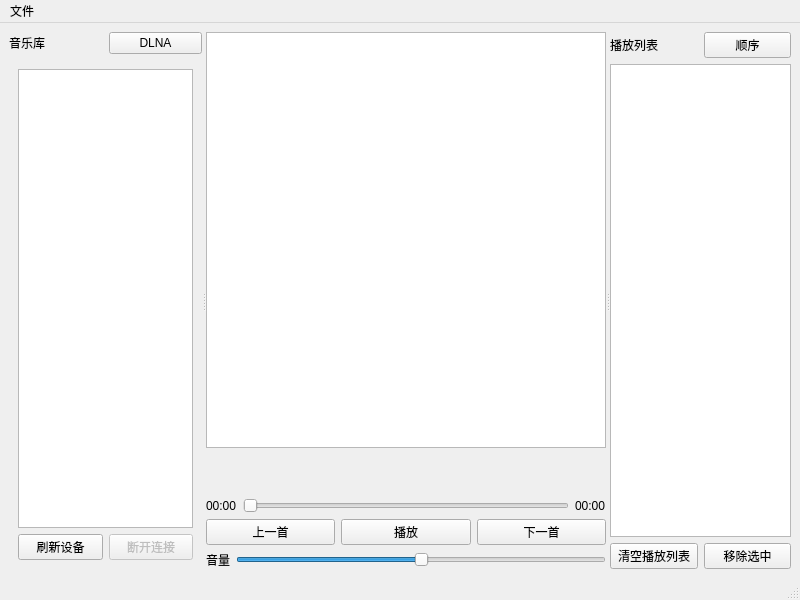
The window that src/ui/mainwindow.ui (hewenyu/YinYue) describes before a commit, drawn with Qt 5.
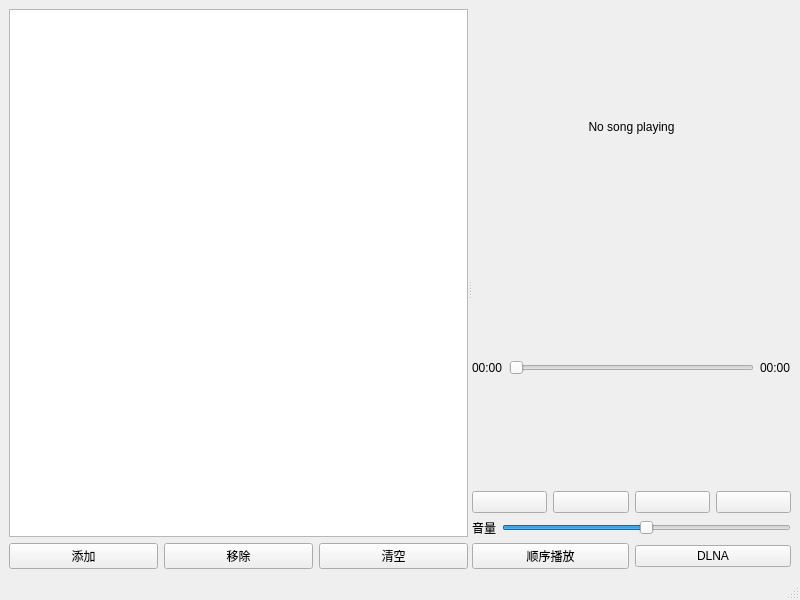
The same window after the commit. The open tabs and pages were chosen to show the change. Icons and pictures are not drawn.

Diff of the .ui file:
```diff
--- a/src/ui/mainwindow.ui
+++ b/src/ui/mainwindow.ui
@@ -21,107 +21,44 @@
        <enum>Qt::Horizontal</enum>
       </property>
       <widget class="QWidget" name="leftWidget" native="true">
-       <layout class="QVBoxLayout" name="verticalLayout">
-        <item>
-         <layout class="QHBoxLayout" name="libraryHeaderLayout">
-          <item>
-           <widget class="QLabel" name="libraryLabel">
-            <property name="text">
-             <string>音乐库</string>
-            </property>
-           </widget>
-          </item>
-          <item>
-           <widget class="QPushButton" name="dlnaButton">
-            <property name="text">
-             <string>DLNA</string>
-            </property>
-            <property name="checkable">
-             <bool>true</bool>
-            </property>
-           </widget>
-          </item>
-         </layout>
-        </item>
-        <item>
-         <widget class="QStackedWidget" name="libraryStack">
-          <property name="currentIndex">
-           <number>0</number>
-          </property>
-          <widget class="QWidget" name="localPage">
-           <layout class="QVBoxLayout" name="verticalLayout_4">
-            <item>
-             <widget class="QListWidget" name="libraryWidget"/>
-            </item>
-           </layout>
-          </widget>
-          <widget class="QWidget" name="dlnaPage">
-           <layout class="QVBoxLayout" name="verticalLayout_5">
-            <item>
-             <widget class="QListWidget" name="dlnaDeviceList"/>
-            </item>
-            <item>
-             <layout class="QHBoxLayout" name="dlnaButtonLayout">
-              <item>
-               <widget class="QPushButton" name="refreshDLNAButton">
-                <property name="text">
-                 <string>刷新设备</string>
-                </property>
-               </widget>
-              </item>
-              <item>
-               <widget class="QPushButton" name="disconnectDLNAButton">
-                <property name="text">
-                 <string>断开连接</string>
-                </property>
-                <property name="enabled">
-                 <bool>false</bool>
-                </property>
-               </widget>
-              </item>
-             </layout>
-            </item>
-           </layout>
-          </widget>
-         </widget>
-        </item>
-       </layout>
-      </widget>
-      <widget class="QWidget" name="centerWidget" native="true">
        <layout class="QVBoxLayout" name="verticalLayout_2">
         <item>
-         <widget class="QTextEdit" name="lyricEdit">
-          <property name="minimumSize">
-           <size>
-            <width>400</width>
-            <height>300</height>
-           </size>
-          </property>
-          <property name="readOnly">
-           <bool>true</bool>
-          </property>
-          <property name="alignment">
-           <set>Qt::AlignCenter</set>
-          </property>
+         <widget class="QListView" name="playlistView"/>
+        </item>
+        <item>
+         <layout class="QHBoxLayout" name="playlistControlLayout">
+          <item>
+           <widget class="QPushButton" name="addButton">
+            <property name="text">
+             <string>添加</string>
+            </property>
+           </widget>
+          </item>
+          <item>
+           <widget class="QPushButton" name="removeButton">
+            <property name="text">
+             <string>移除</string>
+            </property>
          </widget>
         </item>
         <item>
-         <layout class="QVBoxLayout" name="controlLayout">
-          <item>
-           <widget class="QLabel" name="titleLabel">
-            <property name="font">
-             <font>
-              <pointsize>12</pointsize>
-              <bold>true</bold>
-             </font>
+           <widget class="QPushButton" name="clearButton">
+            <property name="text">
+             <string>清空</string>
             </property>
-            <property name="alignment">
-             <set>Qt::AlignCenter</set>
-            </property>
            </widget>
           </item>
+         </layout>
+        </item>
+       </layout>
+      </widget>
+      <widget class="QWidget" name="rightWidget" native="true">
+       <layout class="QVBoxLayout" name="verticalLayout_3">
           <item>
-           <widget class="QLabel" name="artistLabel">
+         <widget class="QLabel" name="currentSongLabel">
+          <property name="text">
+           <string>No song playing</string>
+          </property>
             <property name="alignment">
              <set>Qt::AlignCenter</set>
             </property>
@@ -153,25 +90,44 @@
            </layout>
           </item>
           <item>
-           <layout class="QHBoxLayout" name="buttonLayout">
+         <layout class="QHBoxLayout" name="controlLayout">
             <item>
              <widget class="QPushButton" name="previousButton">
               <property name="text">
-               <string>上一首</string>
+             <string/>
+            </property>
+            <property name="icon">
+             <iconset theme="media-skip-backward"/>
               </property>
              </widget>
             </item>
             <item>
              <widget class="QPushButton" name="playButton">
               <property name="text">
-               <string>播放</string>
+             <string/>
+            </property>
+            <property name="icon">
+             <iconset theme="media-playback-start"/>
+            </property>
+           </widget>
+          </item>
+          <item>
+           <widget class="QPushButton" name="stopButton">
+            <property name="text">
+             <string/>
+            </property>
+            <property name="icon">
+             <iconset theme="media-playback-stop"/>
               </property>
              </widget>
             </item>
             <item>
              <widget class="QPushButton" name="nextButton">
               <property name="text">
-               <string>下一首</string>
+             <string/>
+            </property>
+            <property name="icon">
+             <iconset theme="media-skip-forward"/>
               </property>
              </widget>
             </item>
@@ -201,49 +157,22 @@
             </item>
            </layout>
           </item>
-         </layout>
-        </item>
-       </layout>
-      </widget>
-      <widget class="QWidget" name="rightWidget" native="true">
-       <layout class="QVBoxLayout" name="verticalLayout_3">
         <item>
-         <layout class="QHBoxLayout" name="playlistHeaderLayout">
-          <item>
-           <widget class="QLabel" name="playlistLabel">
-            <property name="text">
-             <string>播放列表</string>
-            </property>
-           </widget>
-          </item>
+         <layout class="QHBoxLayout" name="toolLayout">
           <item>
            <widget class="QPushButton" name="playModeButton">
             <property name="text">
-             <string>顺序</string>
+             <string>顺序播放</string>
             </property>
             <property name="toolTip">
              <string>当前播放模式：顺序</string>
             </property>
            </widget>
           </item>
-         </layout>
-        </item>
         <item>
-         <widget class="QListWidget" name="playlistWidget"/>
-        </item>
-        <item>
-         <layout class="QHBoxLayout" name="playlistButtonLayout">
-          <item>
-           <widget class="QPushButton" name="clearPlaylistButton">
+           <widget class="QPushButton" name="dlnaButton">
             <property name="text">
-             <string>清空播放列表</string>
-            </property>
-           </widget>
-          </item>
-          <item>
-           <widget class="QPushButton" name="removeSelectedButton">
-            <property name="text">
-             <string>移除选中</string>
+             <string>DLNA</string>
             </property>
            </widget>
           </item>
@@ -264,15 +193,6 @@
      <height>30</height>
     </rect>
    </property>
-   <widget class="QMenu" name="menu">
-    <property name="title">
-     <string>文件</string>
-    </property>
-    <addaction name="actionOpenFolder"/>
-    <addaction name="separator"/>
-    <addaction name="actionExit"/>
-   </widget>
-   <addaction name="menu"/>
   </widget>
   <widget class="QStatusBar" name="statusbar"/>
   <action name="actionOpenFolder">
```
Left out of the diff: 19 changed lines with no effect on the pictures. Lines whose indentation alone changed are shown as unchanged.
